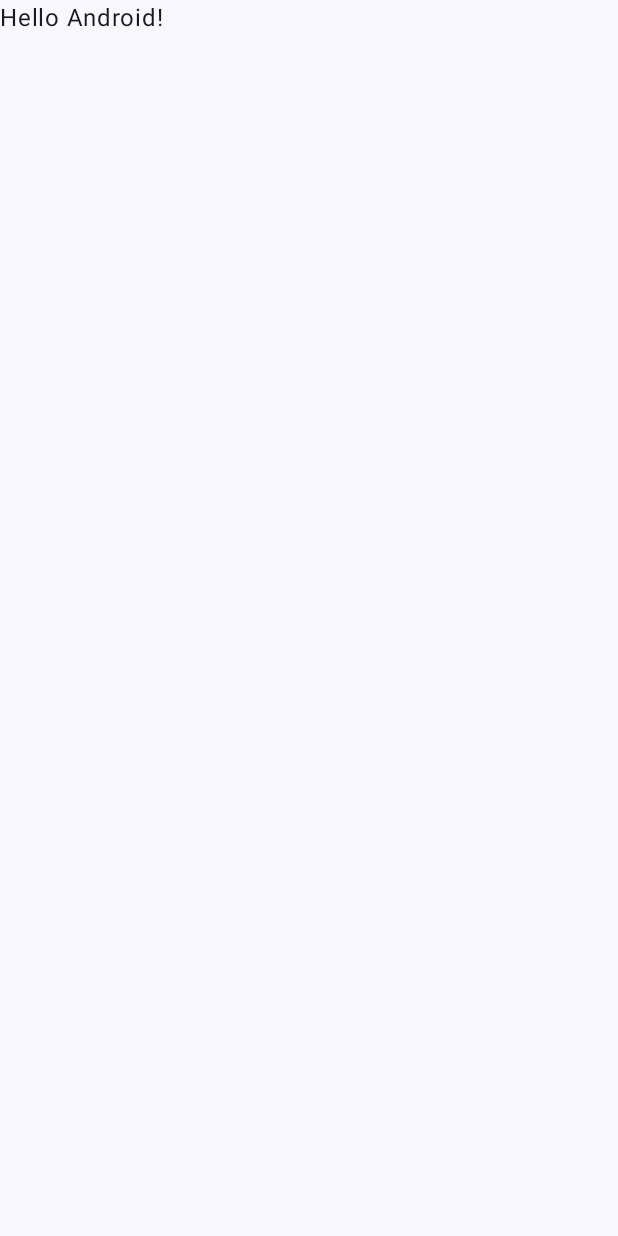
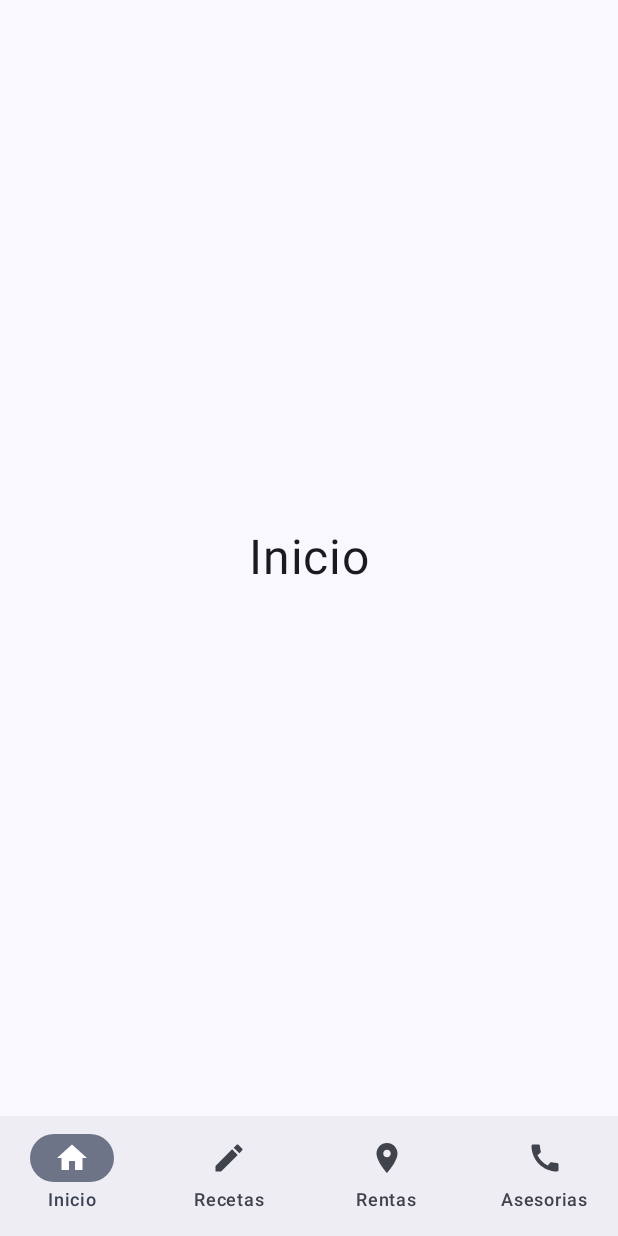
Before and after one commit to Fernando-Leon/utttilife-main, an Android app built with Jetpack Compose: the screen it shows after launch (MainActivity), on a phone screen of 412 x 824 dp. Before the commit the screen is almost empty. Run offline under Robolectric (Android 15) with nearby library versions, the phone set to English and light mode, and no system bars.

Commit message:
Menu de navegacion

```diff
--- a/app/build.gradle.kts
+++ b/app/build.gradle.kts
@@ -59,6 +59,10 @@ dependencies {
     implementation("androidx.compose.ui:ui-graphics")
     implementation("androidx.compose.ui:ui-tooling-preview")
     implementation("androidx.compose.material3:material3")
+
+    implementation("androidx.navigation:navigation-common:2.7.6")
+    implementation("androidx.navigation:navigation-compose:2.7.6")
+
     testImplementation("junit:junit:4.13.2")
     androidTestImplementation("androidx.test.ext:junit:1.1.5")
     androidTestImplementation("androidx.test.espresso:espresso-core:3.5.1")
--- a/app/src/main/java/com/example/utttilife/MainActivity.kt
+++ b/app/src/main/java/com/example/utttilife/MainActivity.kt
@@ -3,26 +3,42 @@ package com.example.utttilife
 import android.os.Bundle
 import androidx.activity.ComponentActivity
 import androidx.activity.compose.setContent
+import androidx.compose.foundation.Image
+import androidx.compose.foundation.layout.Arrangement
+import androidx.compose.foundation.layout.Column
+import androidx.compose.foundation.layout.Row
 import androidx.compose.foundation.layout.fillMaxSize
+import androidx.compose.foundation.layout.fillMaxWidth
+import androidx.compose.foundation.layout.height
+import androidx.compose.foundation.layout.padding
+import androidx.compose.foundation.layout.size
 import androidx.compose.material3.MaterialTheme
 import androidx.compose.material3.Surface
 import androidx.compose.material3.Text
 import androidx.compose.runtime.Composable
+import androidx.compose.ui.Alignment
 import androidx.compose.ui.Modifier
+import androidx.compose.ui.graphics.Color
+import androidx.compose.ui.res.painterResource
+import androidx.compose.ui.text.font.FontWeight
 import androidx.compose.ui.tooling.preview.Preview
+import androidx.compose.ui.unit.dp
+import androidx.compose.ui.unit.sp
+import com.example.utttilife.navigation.AppNavigation
 import com.example.utttilife.ui.theme.UtttilifeTheme
 
 class MainActivity : ComponentActivity() {
+
     override fun onCreate(savedInstanceState: Bundle?) {
+
         super.onCreate(savedInstanceState)
         setContent {
             UtttilifeTheme {
-                // A surface container using the 'background' color from the theme
                 Surface(
                     modifier = Modifier.fillMaxSize(),
                     color = MaterialTheme.colorScheme.background
                 ) {
-                    Greeting("Android")
+                    AppNavigation()
                 }
             }
         }
@@ -30,17 +46,27 @@ class MainActivity : ComponentActivity() {
 }
 
 @Composable
-fun Greeting(name: String, modifier: Modifier = Modifier) {
-    Text(
-        text = "Hello $name!",
-        modifier = modifier
-    )
-}
+fun TopBar(){
+    Row (
+        modifier = Modifier
+            .fillMaxWidth()
+            .padding(10.dp)
+            .height(50.dp),
+        horizontalArrangement = Arrangement.SpaceAround,
+        verticalAlignment = Alignment.CenterVertically
 
-@Preview(showBackground = true)
-@Composable
-fun GreetingPreview() {
-    UtttilifeTheme {
-        Greeting("Android")
+    ) {
+        Image(
+            painter = painterResource(id = R.drawable.info_icon),
+            modifier = Modifier.size(30.dp, 30.dp),
+            contentDescription = null)
+        Row {
+            Text(text = "UTTT", color = Color.Green, fontSize = 30.sp, fontWeight = FontWeight.Black)
+            Text(text = "ILIFE", fontSize = 30.sp, fontWeight = FontWeight.Black)
+        }
+        Image(
+            painter = painterResource(id = R.drawable.acount_icon),
+            modifier = Modifier.size(30.dp, 30.dp),
+            contentDescription = null)
     }
 }
--- /dev/null
+++ b/app/src/main/java/com/example/utttilife/navigation/AppNavigation.kt
@@ -0,0 +1,77 @@
+package com.example.utttilife.navigation
+
+import androidx.compose.foundation.layout.padding
+import androidx.compose.material3.Icon
+import androidx.compose.material3.NavigationBar
+import androidx.compose.material3.NavigationBarItem
+import androidx.compose.material3.Scaffold
+import androidx.compose.material3.Text
+import androidx.compose.runtime.Composable
+import androidx.compose.runtime.getValue
+import androidx.compose.ui.Modifier
+import androidx.compose.ui.unit.dp
+import androidx.navigation.NavBackStackEntry
+import androidx.navigation.NavDestination.Companion.hierarchy
+import androidx.navigation.NavGraph.Companion.findStartDestination
+import androidx.navigation.compose.NavHost
+import androidx.navigation.compose.composable
+import androidx.navigation.compose.currentBackStackEntryAsState
+import androidx.navigation.compose.rememberNavController
+import com.example.utttilife.screens.ConsultingScreen
+import com.example.utttilife.screens.HomeScreen
+import com.example.utttilife.screens.IcomeScreen
+import com.example.utttilife.screens.RecipesScreen
+
+@Composable
+fun AppNavigation() {
+    val navController = rememberNavController()
+
+    Scaffold (
+        bottomBar = {
+            NavigationBar {
+                val navBackStackEntry by navController.currentBackStackEntryAsState()
+                val currentDestination = navBackStackEntry?.destination
+
+                listOfNavItems.forEach{ navItem ->
+                    NavigationBarItem(
+                        selected = currentDestination?.hierarchy?.any { it.route == navItem.route } == true,
+                        onClick = {
+                                  navController.navigate(navItem.route) {
+                                      popUpTo(navController.graph.findStartDestination().id){
+                                          saveState = true
+                                      }
+                                      launchSingleTop = true
+                                      restoreState = true
+                                  }
+                        },
+                        icon = {
+                            Icon(imageVector = navItem.icon, contentDescription = null)
+                        },
+                        label = {
+                            Text(text = navItem.label)
+                        }
+                    )
+                }
+            }
+        }
+    ) { paddingValues ->
+        NavHost(
+            navController = navController,
+            startDestination = Screens.HomeScreen.name,
+            modifier = Modifier.padding(paddingValues)
+        ) {
+            composable(route = Screens.HomeScreen.name){
+                HomeScreen()
+            }
+            composable(route = Screens.RecipesScreen.name){
+                RecipesScreen()
+            }
+            composable(route = Screens.IcomeScreen.name){
+                IcomeScreen()
+            }
+            composable(route = Screens.ConsultingScreen.name){
+                ConsultingScreen()
+            }
+        }
+    }
+}
--- /dev/null
+++ b/app/src/main/java/com/example/utttilife/navigation/NavItems.kt
@@ -0,0 +1,36 @@
+package com.example.utttilife.navigation
+
+import androidx.compose.material.icons.Icons
+import androidx.compose.material.icons.filled.Call
+import androidx.compose.material.icons.filled.Create
+import androidx.compose.material.icons.filled.Home
+import androidx.compose.material.icons.filled.LocationOn
+import androidx.compose.ui.graphics.vector.ImageVector
+
+data class NavItem(
+    val label: String,
+    val icon: ImageVector,
+    val route: String,
+)
+
+val listOfNavItems : List<NavItem> = listOf(
+    NavItem(
+        label = "Inicio",
+        icon = Icons.Default.Home,
+        route = Screens.HomeScreen.name
+    ),
+    NavItem(
+        label = "Recetas",
+        icon = Icons.Default.Create,
+        route = Screens.RecipesScreen.name
+    ),NavItem(
+        label = "Rentas",
+        icon = Icons.Default.LocationOn,
+        route = Screens.IcomeScreen.name
+    ),
+    NavItem(
+        label = "Asesorias",
+        icon = Icons.Default.Call,
+        route = Screens.ConsultingScreen.name
+    ),
+)
--- /dev/null
+++ b/app/src/main/java/com/example/utttilife/screens/HomeScreen.kt
@@ -0,0 +1,25 @@
+package com.example.utttilife.screens
+
+import androidx.compose.foundation.layout.Box
+import androidx.compose.foundation.layout.fillMaxSize
+import androidx.compose.material3.Text
+import androidx.compose.runtime.Composable
+import androidx.compose.ui.Alignment
+import androidx.compose.ui.Modifier
+import androidx.compose.ui.text.font.FontFamily
+import androidx.compose.ui.unit.sp
+
+@Composable
+fun HomeScreen() {
+    Box(
+        modifier = Modifier.fillMaxSize(),
+        contentAlignment = Alignment.Center
+    ) {
+        Text(
+            text = "Inicio",
+            fontFamily = FontFamily.SansSerif,
+            fontSize = 32.sp
+        )
+
+    }
+}
--- /dev/null
+++ b/app/src/main/res/drawable/acount_icon.xml
@@ -0,0 +1,5 @@
+<vector android:height="24dp" android:tint="#000000"
+    android:viewportHeight="24" android:viewportWidth="24"
+    android:width="24dp" xmlns:android="http://schemas.android.com/apk/res/android">
+    <path android:fillColor="@android:color/white" android:pathData="M12,2C6.48,2 2,6.48 2,12s4.48,10 10,10s10,-4.48 10,-10S17.52,2 12,2zM12,6c1.93,0 3.5,1.57 3.5,3.5S13.93,13 12,13s-3.5,-1.57 -3.5,-3.5S10.07,6 12,6zM12,20c-2.03,0 -4.43,-0.82 -6.14,-2.88C7.55,15.8 9.68,15 12,15s4.45,0.8 6.14,2.12C16.43,19.18 14.03,20 12,20z"/>
+</vector>
--- /dev/null
+++ b/app/src/main/res/drawable/info_icon.xml
@@ -0,0 +1,5 @@
+<vector android:height="24dp" android:tint="#000000"
+    android:viewportHeight="24" android:viewportWidth="24"
+    android:width="24dp" xmlns:android="http://schemas.android.com/apk/res/android">
+    <path android:fillColor="@android:color/white" android:pathData="M12,2C6.48,2 2,6.48 2,12s4.48,10 10,10 10,-4.48 10,-10S17.52,2 12,2zM13,17h-2v-6h2v6zM13,9h-2L11,7h2v2z"/>
+</vector>
```
Also changed, not shown: app/src/main/java/com/example/utttilife/navigation/Screens.kt (added, +8 -0 lines), app/src/main/java/com/example/utttilife/screens/ConsultingScreen.kt (added, +25 -0 lines), app/src/main/java/com/example/utttilife/screens/IcomeScreen.kt (added, +25 -0 lines), app/src/main/java/com/example/utttilife/screens/RecipesScreen.kt (added, +25 -0 lines).
